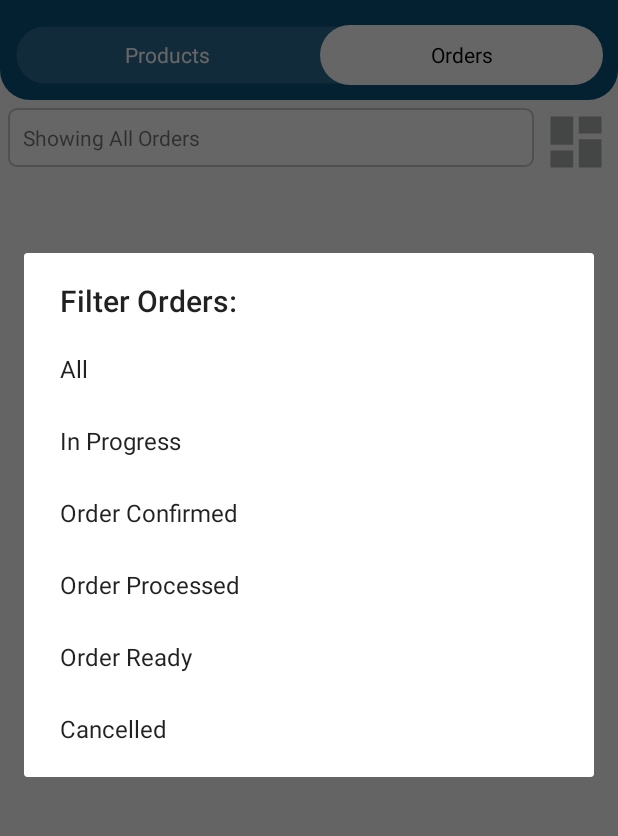
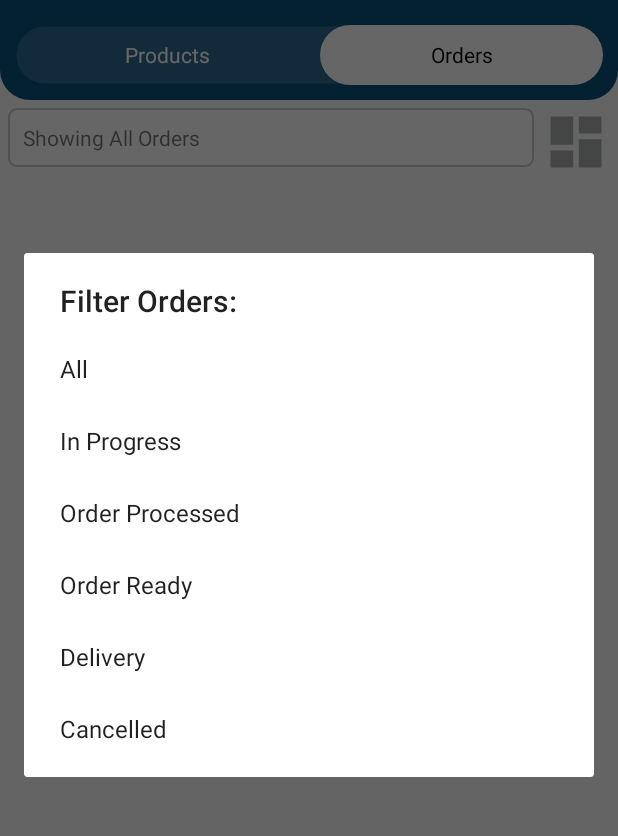
Before and after one commit to ztnuyu/GroceryUsFYP, an Android app: the MainSellerActivity screen opened directly, with no data from a screen before it, after a tap on an icon or button, on a phone screen of 412 x 824 dp, the part 103-939 px from its top. Run offline under Robolectric (Android 15) with nearby library versions, the phone set to English and light mode, and no system bars; our stand-ins replace Firebase (no records; nobody signed in at launch, a user with empty details on screens opened directly), Picasso; plain views replace CircularImageView; pictures from the network do not load; 1 other tap on this screen came first.

Commit message:
last check

```diff
--- a/app/src/main/java/com/zt/groceryus/activities/MainSellerActivity.java
+++ b/app/src/main/java/com/zt/groceryus/activities/MainSellerActivity.java
@@ -175,7 +175,7 @@ public class MainSellerActivity extends AppCompatActivity {
         filterOrderBtn.setOnClickListener(new View.OnClickListener() {
             @Override
             public void onClick(View v) {
-                String[] options = {"All", "In Progress", "Order Confirmed", "Order Processed", "Order Ready", "Cancelled"};
+                String[] options = {"All", "In Progress", "Order Processed", "Order Ready", "Delivery", "Cancelled"};
                 AlertDialog.Builder builder = new AlertDialog.Builder(MainSellerActivity.this);
                 builder.setTitle("Filter Orders:")
                         .setItems(options, new DialogInterface.OnClickListener() {
--- a/app/src/main/java/com/zt/groceryus/activities/ShopDetailsActivity.java
+++ b/app/src/main/java/com/zt/groceryus/activities/ShopDetailsActivity.java
@@ -475,6 +475,7 @@ public class ShopDetailsActivity extends AppCompatActivity {
                         String price = cartItemList.get(i).getPrice();
 
                         quantity = cartItemList.get(i).getQuantity();
+                        //productQuantity = productsList.get(Integer.parseInt(id)).getProductQuantity();
                         productQuantity = productsList.get(i).getProductQuantity();
                         tQuantity = String.valueOf(Integer.valueOf(productQuantity) - Integer.valueOf(quantity));
 
@@ -668,7 +669,7 @@ public class ShopDetailsActivity extends AppCompatActivity {
                         String price = cartItemList.get(i).getPrice();
 
                         quantity = cartItemList.get(i).getQuantity();
-                        productQuantity = productsList.get(i).getProductQuantity();
+                        productQuantity = productsList.get(Integer.parseInt(id)).getProductQuantity();
                         tQuantity = String.valueOf(Integer.valueOf(productQuantity) - Integer.valueOf(quantity));
 
                         HashMap<String, String> hashMap1 = new HashMap<>();
--- a/app/src/main/res/layout/activity_checkout_java.xml
+++ b/app/src/main/res/layout/activity_checkout_java.xml
@@ -35,10 +35,10 @@
 
     <ImageView
         android:id="@+id/imageView2"
-        android:layout_width="301dp"
-        android:layout_height="206dp"
+        android:layout_width="319dp"
+        android:layout_height="223dp"
         android:layout_marginBottom="36dp"
-        android:src="@drawable/cc"
+        android:src="@drawable/creditcard"
         app:layout_constraintBottom_toTopOf="@+id/amountTextView"
         app:layout_constraintEnd_toEndOf="parent"
         app:layout_constraintStart_toStartOf="parent"
```
Also changed, not shown: app/src/main/res/drawable-v24/creditcard.png (added).
